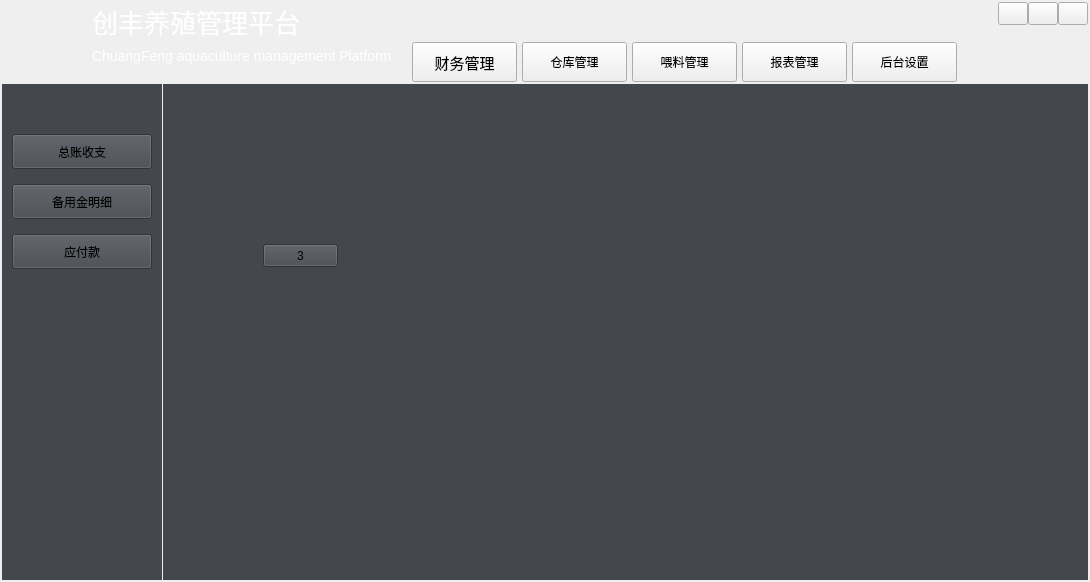
Above: ChuangfengDesktop/ChuangfengDesktop.ui from asdlei99/chuangfengdesktop before the change. Below: the same form after it.
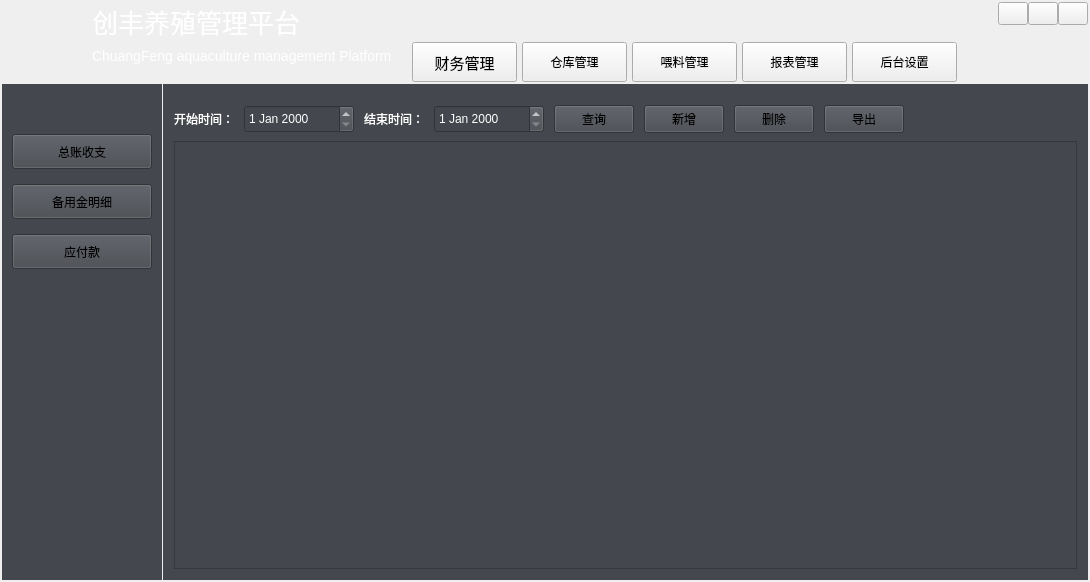
That is the form after the change. The open tabs and pages were chosen to show the change. Icons and pictures are not drawn. Custom widgets are drawn as their Qt base class.

```diff
--- a/ChuangfengDesktop/ChuangfengDesktop.ui
+++ b/ChuangfengDesktop/ChuangfengDesktop.ui
@@ -699,19 +699,137 @@
             </layout>
            </widget>
            <widget class="QWidget" name="page_13">
-            <widget class="QPushButton" name="pushButton">
-             <property name="geometry">
-              <rect>
-               <x>100</x>
-               <y>160</y>
-               <width>75</width>
-               <height>23</height>
-              </rect>
-             </property>
-             <property name="text">
-              <string>3</string>
-             </property>
-            </widget>
+            <layout class="QVBoxLayout" name="verticalLayout_6">
+             <item>
+              <widget class="QWidget" name="widget_9" native="true">
+               <property name="minimumSize">
+                <size>
+                 <width>0</width>
+                 <height>40</height>
+                </size>
+               </property>
+               <property name="maximumSize">
+                <size>
+                 <width>16777215</width>
+                 <height>40</height>
+                </size>
+               </property>
+               <widget class="QDateEdit" name="nopay_enddateEdit">
+                <property name="geometry">
+                 <rect>
+                  <x>260</x>
+                  <y>10</y>
+                  <width>110</width>
+                  <height>28</height>
+                 </rect>
+                </property>
+                <property name="styleSheet">
+                 <string notr="true">color: rgb(255, 255, 255);</string>
+                </property>
+               </widget>
+               <widget class="QLabel" name="label_8">
+                <property name="geometry">
+                 <rect>
+                  <x>0</x>
+                  <y>10</y>
+                  <width>60</width>
+                  <height>28</height>
+                 </rect>
+                </property>
+                <property name="styleSheet">
+                 <string notr="true">color: rgb(255, 255, 255);</string>
+                </property>
+                <property name="text">
+                 <string>开始时间：</string>
+                </property>
+               </widget>
+               <widget class="QPushButton" name="nopay_search_btn">
+                <property name="geometry">
+                 <rect>
+                  <x>380</x>
+                  <y>10</y>
+                  <width>80</width>
+                  <height>28</height>
+                 </rect>
+                </property>
+                <property name="text">
+                 <string>查询</string>
+                </property>
+               </widget>
+               <widget class="QPushButton" name="nopay_add_btn">
+                <property name="geometry">
+                 <rect>
+                  <x>470</x>
+                  <y>10</y>
+                  <width>80</width>
+                  <height>28</height>
+                 </rect>
+                </property>
+                <property name="text">
+                 <string>新增</string>
+                </property>
+               </widget>
+               <widget class="QPushButton" name="nopay_export_btn">
+                <property name="geometry">
+                 <rect>
+                  <x>650</x>
+                  <y>10</y>
+                  <width>80</width>
+                  <height>28</height>
+                 </rect>
+                </property>
+                <property name="text">
+                 <string>导出</string>
+                </property>
+               </widget>
+               <widget class="QDateEdit" name="nopay_startdateEdit">
+                <property name="geometry">
+                 <rect>
+                  <x>70</x>
+                  <y>10</y>
+                  <width>110</width>
+                  <height>28</height>
+                 </rect>
+                </property>
+                <property name="styleSheet">
+                 <string notr="true">color: rgb(255, 255, 255);</string>
+                </property>
+               </widget>
+               <widget class="QLabel" name="label_9">
+                <property name="geometry">
+                 <rect>
+                  <x>190</x>
+                  <y>10</y>
+                  <width>60</width>
+                  <height>28</height>
+                 </rect>
+                </property>
+                <property name="styleSheet">
+                 <string notr="true">color: rgb(255, 255, 255);</string>
+                </property>
+                <property name="text">
+                 <string>结束时间：</string>
+                </property>
+               </widget>
+               <widget class="QPushButton" name="nopay_del_btn">
+                <property name="geometry">
+                 <rect>
+                  <x>560</x>
+                  <y>10</y>
+                  <width>80</width>
+                  <height>28</height>
+                 </rect>
+                </property>
+                <property name="text">
+                 <string>删除</string>
+                </property>
+               </widget>
+              </widget>
+             </item>
+             <item>
+              <widget class="QTableView" name="nopay_tableView"/>
+             </item>
+            </layout>
            </widget>
           </widget>
          </item>
```
Left out of the diff: 70 changed lines with no effect on the pictures.
